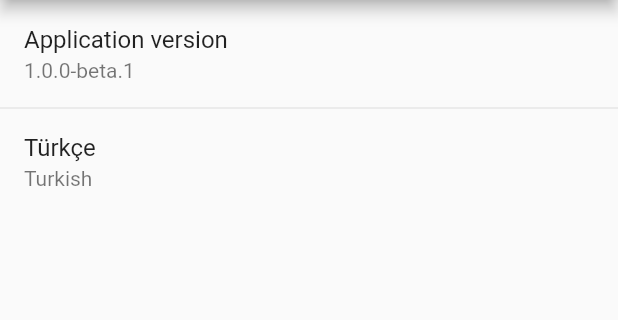
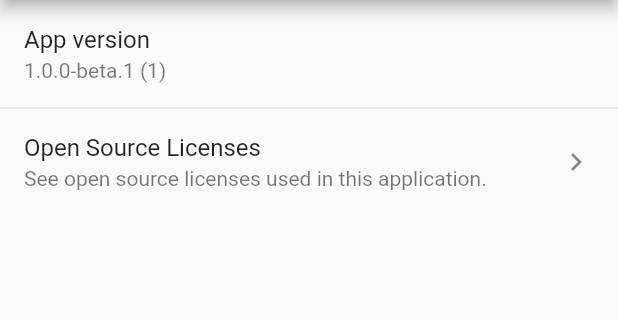
Before and after one commit to ardacebi/bloodhound, a Flutter app: the SettingsItemAbout screen opened directly, on a phone screen of 412 x 824 dp, the part 84-404 px from its top. Run offline on Flutter 3.47's test engine with Material 2 defaults, Android fonts, the phone set to English and light mode, and no system bars; our stand-ins replace file_picker; missing offline and left inert: rounded_letter; network calls fail.

Commit message:
app info

```diff
--- a/lib/settings/item_about.dart
+++ b/lib/settings/item_about.dart
@@ -17,13 +17,14 @@ class _SettingsItemAboutState extends State<SettingsItemAbout> {
           context: context,
           tiles: [
             ListTile(
-              title: Text('Application version'),
-              subtitle: Text('1.0.0-beta.1'),
+              title: Text('App version'),
+              subtitle: Text('1.0.0-beta.1 (1)'),
               onTap: () {},
             ),
             ListTile(
-              title: Text('Türkçe'),
-              subtitle: Text('Turkish'),
+              title: Text('Open Source Licenses'),
+              subtitle: Text('See open source licenses used in this application.'),
+              trailing: Icon(Icons.keyboard_arrow_right),
               onTap: () {},
             ),
 
```
